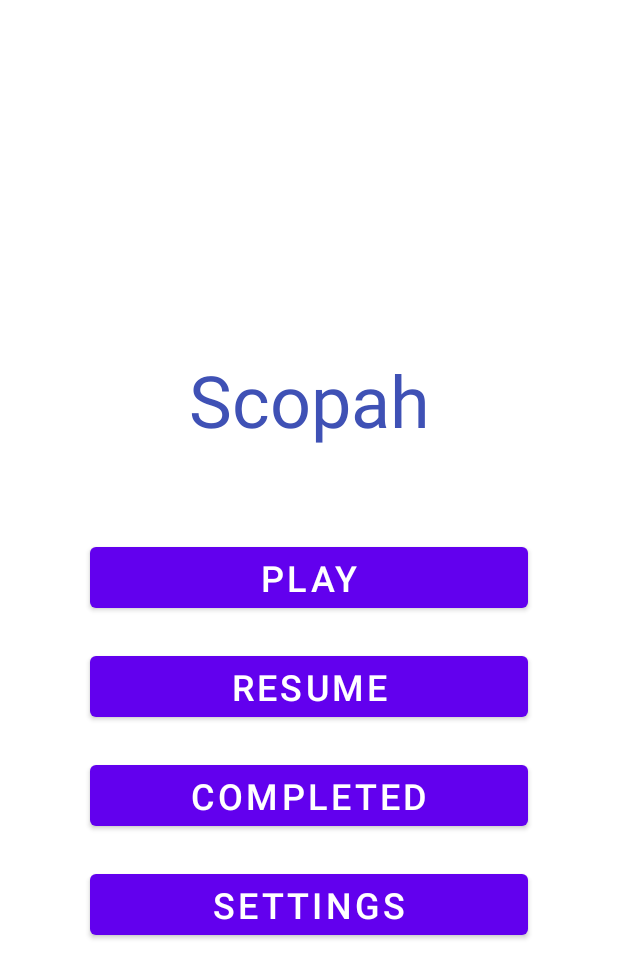
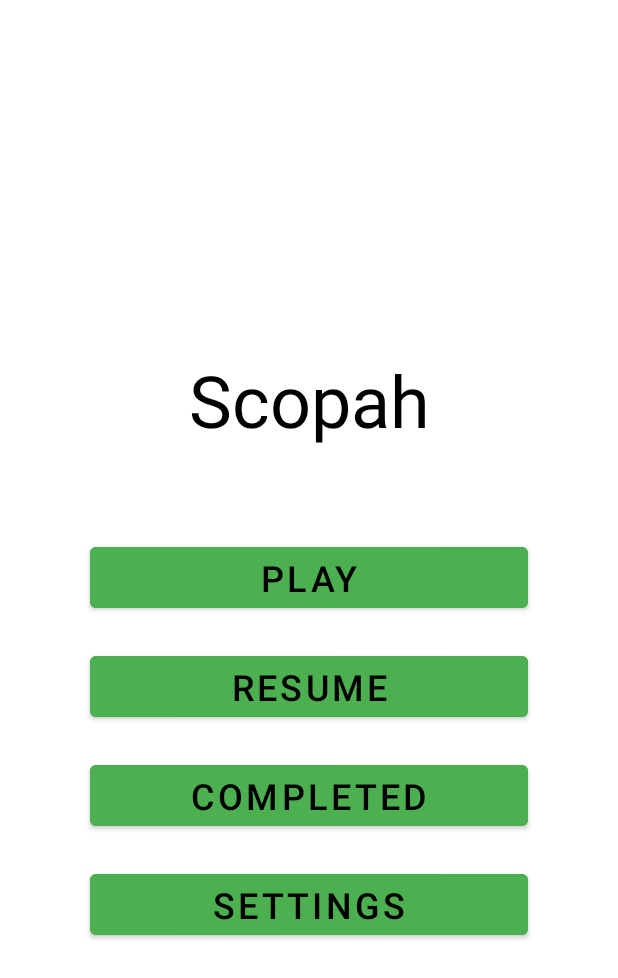
Before and after one commit to FlopperTheDolphin/Scopah, an Android app: the screen it shows after launch (MenuActivity), on a phone screen of 412 x 824 dp. Shown: the top 978 px of the screen. Run offline under Robolectric (Android 15) with nearby library versions, the phone set to English and light mode, and no system bars.

Commit message:
aestetic robbe

```diff
--- a/app/src/main/res/layout/activity_game_four.xml
+++ b/app/src/main/res/layout/activity_game_four.xml
@@ -147,7 +147,9 @@
                 android:id="@+id/end"
                 android:layout_width="wrap_content"
                 android:layout_height="wrap_content"
+                android:backgroundTint="#4CAF50"
                 android:text="@string/end"
+                android:textColor="#000000"
                 android:textSize="30dp" />
 
         </androidx.appcompat.widget.LinearLayoutCompat>
--- a/app/src/main/res/layout/activity_game_three.xml
+++ b/app/src/main/res/layout/activity_game_three.xml
@@ -81,7 +81,9 @@
                 android:id="@+id/end"
                 android:layout_width="wrap_content"
                 android:layout_height="wrap_content"
+                android:backgroundTint="#4CAF50"
                 android:text="@string/end"
+                android:textColor="#000000"
                 android:textSize="32dp" />
 
         </androidx.appcompat.widget.LinearLayoutCompat>
--- a/app/src/main/res/layout/activity_game_two.xml
+++ b/app/src/main/res/layout/activity_game_two.xml
@@ -80,8 +80,10 @@
                 android:id="@+id/end"
                 android:layout_width="wrap_content"
                 android:layout_height="wrap_content"
+                android:backgroundTint="#4CAF50"
                 android:text="@string/end"
-                android:textSize="32dp"/>
+                android:textColor="#000000"
+                android:textSize="32dp" />
 
         </androidx.appcompat.widget.LinearLayoutCompat>
 
--- a/app/src/main/res/layout/activity_menu.xml
+++ b/app/src/main/res/layout/activity_menu.xml
@@ -18,43 +18,51 @@
             android:id="@+id/textView"
             android:layout_width="match_parent"
             android:layout_height="wrap_content"
+            android:paddingVertical="50dp"
             android:text="@string/application_name"
             android:textAlignment="center"
-            android:textColor="#3F51B5"
-            android:textSize="48dp"
-            android:paddingVertical="50dp"/>
+            android:textColor="#000000"
+            android:textSize="48dp" />
 
         <Button
             android:id="@+id/button_play"
             android:layout_width="match_parent"
             android:layout_height="wrap_content"
-            android:textSize="24dp"
             android:layout_margin="10dp"
-            android:text="@string/play"/>
+            android:backgroundTint="#4CAF50"
+            android:text="@string/play"
+            android:textColor="#000000"
+            android:textSize="24dp" />
 
         <Button
             android:id="@+id/button_resume"
             android:layout_width="match_parent"
             android:layout_height="wrap_content"
-            android:textSize="24dp"
             android:layout_margin="10dp"
-            android:text="@string/resume"/>
+            android:backgroundTint="#4CAF50"
+            android:text="@string/resume"
+            android:textColor="#000000"
+            android:textSize="24dp" />
 
         <Button
             android:id="@+id/button_stats"
             android:layout_width="match_parent"
             android:layout_height="wrap_content"
-            android:textSize="24dp"
             android:layout_margin="10dp"
-            android:text="@string/completed"/>
+            android:backgroundTint="#4CAF50"
+            android:text="@string/completed"
+            android:textColor="#000000"
+            android:textSize="24dp" />
 
         <Button
             android:id="@+id/button_settings"
             android:layout_width="match_parent"
             android:layout_height="wrap_content"
-            android:textSize="24dp"
             android:layout_margin="10dp"
-            android:text="@string/settings"/>
+            android:backgroundTint="#4CAF50"
+            android:text="@string/settings"
+            android:textColor="#000000"
+            android:textSize="24dp" />
 
     </androidx.appcompat.widget.LinearLayoutCompat>
 
--- a/app/src/main/res/layout/activity_play.xml
+++ b/app/src/main/res/layout/activity_play.xml
@@ -150,7 +150,9 @@
                 android:layout_width="match_parent"
                 android:layout_height="wrap_content"
                 android:layout_gravity="bottom"
+                android:backgroundTint="#4CAF50"
                 android:text="@string/start"
+                android:textColor="#000000"
                 android:textSize="24dp" />
 
         </androidx.appcompat.widget.LinearLayoutCompat>
--- a/app/src/main/res/layout/activity_settings.xml
+++ b/app/src/main/res/layout/activity_settings.xml
@@ -22,7 +22,7 @@
                 android:id="@+id/textView2"
                 android:layout_width="match_parent"
                 android:layout_height="wrap_content"
-                android:text="Main Seed"
+                android:text="@string/main_seed"
                 android:textColor="@android:color/black"
                 android:textSize="18dp" />
 
--- a/app/src/main/res/values/colors.xml
+++ b/app/src/main/res/values/colors.xml
@@ -7,4 +7,7 @@
     <color name="teal_700">#FF018786</color>
     <color name="black">#FF000000</color>
     <color name="white">#FFFFFFFF</color>
+    <color name="green_500">#4CAF50</color>
+    <color name="green_700">#388E3C</color>
+
 </resources>
--- a/app/src/main/res/values/strings.xml
+++ b/app/src/main/res/values/strings.xml
@@ -46,4 +46,6 @@
     <string name="start">Start</string>
     <string name="match_saved">Match saved</string>
     <string name="match_concluded">Match concluded</string>
+    <string name="coins_from_1_to">from 1 to:</string>
+    <string name="main_seed">Main Seed</string>
 </resources>
--- a/app/src/main/res/values/themes.xml
+++ b/app/src/main/res/values/themes.xml
@@ -2,9 +2,9 @@
     <!-- Base application theme. -->
     <style name="Theme.Scopah" parent="Theme.MaterialComponents.DayNight.DarkActionBar">
         <!-- Primary brand color. -->
-        <item name="colorPrimary">@color/purple_500</item>
-        <item name="colorPrimaryVariant">@color/purple_700</item>
-        <item name="colorOnPrimary">@color/white</item>
+        <item name="colorPrimary">@color/green_500</item>
+        <item name="colorPrimaryVariant">@color/green_700</item>
+        <item name="colorOnPrimary">@color/black</item>
         <!-- Secondary brand color. -->
         <item name="colorSecondary">@color/teal_200</item>
         <item name="colorSecondaryVariant">@color/teal_700</item>
```
Also changed, not shown: app/src/main/res/layout/activity_leaderboard.xml (+8 -1 lines), app/src/main/res/layout/activity_wizard.xml (+21 -11 lines), 1 other file.
